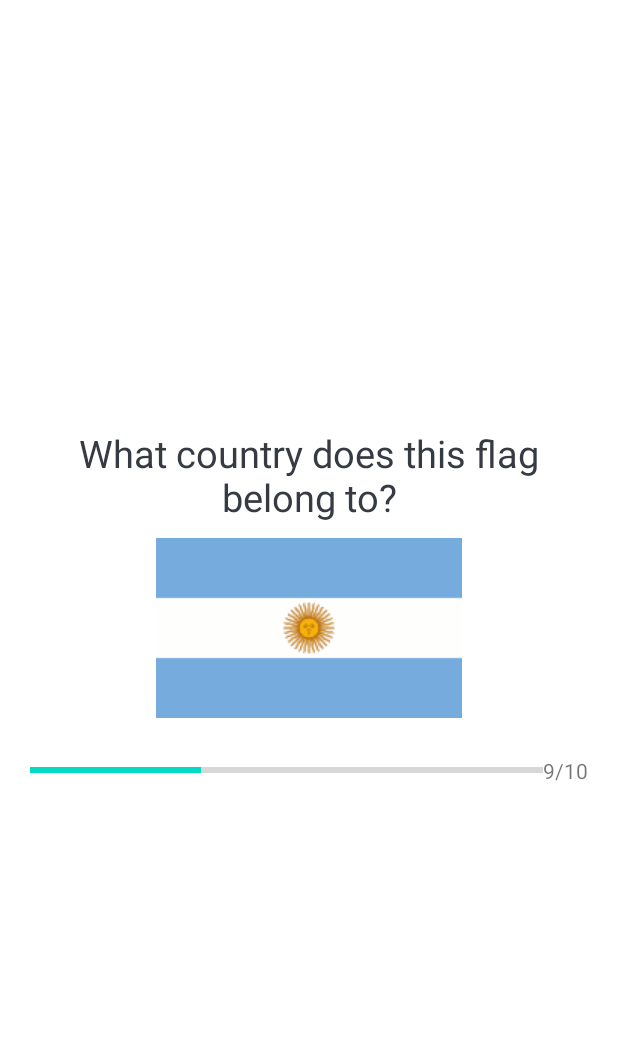
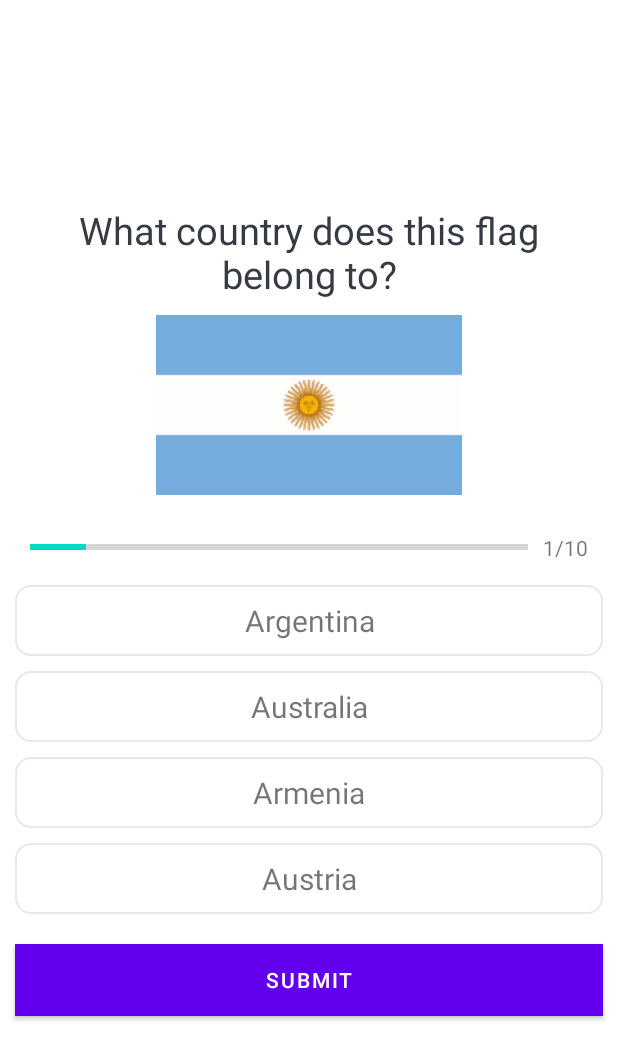
Before and after one commit to MuhammadSaad420/Quiz-App, an Android app: the QuizQuestionActivity screen opened directly, with no data from a screen before it, on a phone screen of 412 x 824 dp. Shown: the top 1060 px of the screen. Run offline under Robolectric (Android 15) with nearby library versions, the phone set to English and light mode, and no system bars.

Commit message:
Setting Up the Question UI and Connection the UI to the model part 2

```diff
--- a/app/src/main/java/com/example/quizapp/QuizQuestionActivity.kt
+++ b/app/src/main/java/com/example/quizapp/QuizQuestionActivity.kt
@@ -3,12 +3,53 @@ package com.example.quizapp
 import androidx.appcompat.app.AppCompatActivity
 import android.os.Bundle
 import android.util.Log
+import android.widget.Button
+import android.widget.ImageView
+import android.widget.ProgressBar
+import android.widget.TextView
 
 class QuizQuestionActivity : AppCompatActivity() {
+
+    var tvQuestion: TextView? = null;
+    var ivFlag: ImageView? = null;
+    var progressBar: ProgressBar? = null;
+    var tvRemain : TextView? = null;
+    var tvOption1 : TextView? = null;
+    var tvOption2 : TextView? = null;
+    var tvOption3 : TextView? = null;
+    var tvOption4 : TextView? = null;
+    var btnSubmit : Button? = null;
+
     override fun onCreate(savedInstanceState: Bundle?) {
         super.onCreate(savedInstanceState)
         setContentView(R.layout.activity_quiz_question)
 
+        tvQuestion = findViewById(R.id.tv_question);
+        ivFlag = findViewById(R.id.iv_flag);
+        progressBar = findViewById(R.id.progress_bar);
+        tvRemain = findViewById(R.id.tv_remaining);
+        tvOption1= findViewById(R.id.tv_option1);
+        tvOption2 = findViewById(R.id.tv_option2);
+        tvOption3 = findViewById(R.id.tv_option3);
+        tvOption4 = findViewById(R.id.tv_option4);
+        btnSubmit = findViewById(R.id.btn_submit);
+
+        var questionsList = Constants.getQuestions();
+        var currentQuestion = 1;
+        val question: Question = questionsList[currentQuestion - 1];
+        tvQuestion?.text  = question.questions;
+        ivFlag?.setImageResource(question.image);
+        progressBar?.progress = currentQuestion;
+        tvRemain?.text = "$currentQuestion/${questionsList.size}"
+        tvOption1?.text = question.questionOne
+        tvOption2?.text = question.questionTwo
+        tvOption3?.text = question.questionThree
+        tvOption4?.text = question.questionFour
+
+
+
+
+
         Log.i("saad",Constants.getQuestions()[1].toString());
     }
 }
--- /dev/null
+++ b/app/src/main/res/drawable/option_bg.xml
@@ -0,0 +1,8 @@
+<?xml version="1.0" encoding="utf-8"?>
+<shape xmlns:android="http://schemas.android.com/apk/res/android" android:shape="rectangle">
+    <stroke android:width="1dp" android:color="#E8E8E8" />
+    <solid android:color="@color/white"/>
+    <corners android:radius="10dp"/>
+
+
+</shape>
--- a/app/src/main/res/layout/activity_quiz_question.xml
+++ b/app/src/main/res/layout/activity_quiz_question.xml
@@ -15,6 +15,7 @@
         android:orientation="vertical">
 
         <TextView
+            android:id="@+id/tv_question"
             android:layout_width="match_parent"
             android:layout_height="wrap_content"
             android:gravity="center"
@@ -23,6 +24,7 @@
             android:textSize="25sp"
             android:text="What country does this flag belong to?"/>
         <ImageView
+            android:id="@+id/iv_flag"
             android:layout_width="wrap_content"
             android:layout_height="wrap_content"
             android:layout_marginVertical="10dp"
@@ -34,6 +36,7 @@
             android:gravity="center_vertical"
             android:layout_marginHorizontal="20dp">
             <ProgressBar
+                android:id="@+id/progress_bar"
                 android:layout_width="0dp"
                 style="?android:attr/progressBarStyleHorizontal"
                 android:layout_weight="1"
@@ -43,11 +46,70 @@
                 android:max="9"
                 android:layout_height="wrap_content"/>
             <TextView
+                android:id="@+id/tv_remaining"
                 android:layout_width="wrap_content"
                 android:layout_height="wrap_content"
+                android:layout_marginLeft="10dp"
                 android:text="9/10"/>
 
         </LinearLayout>
+        <TextView
+            android:id="@+id/tv_option1"
+            android:layout_width="match_parent"
+            android:layout_height="wrap_content"
+            android:text="Argentina"
+            android:gravity="center"
+            android:textSize="20sp"
+            android:paddingVertical="10dp"
+            android:layout_marginBottom="10dp"
+            android:layout_marginHorizontal="10dp"
+            android:background="@drawable/option_bg"
+            />
+        <TextView
+            android:id="@+id/tv_option2"
+            android:layout_width="match_parent"
+            android:layout_height="wrap_content"
+            android:layout_marginBottom="10dp"
+            android:text="Argentina"
+            android:gravity="center"
+            android:textSize="20sp"
+            android:paddingVertical="10dp"
+            android:layout_marginHorizontal="10dp"
+            android:background="@drawable/option_bg"
+            />
+        <TextView
+            android:id="@+id/tv_option3"
+            android:layout_width="match_parent"
+            android:layout_height="wrap_content"
+            android:layout_marginBottom="10dp"
+            android:text="Argentina"
+            android:gravity="center"
+            android:textSize="20sp"
+            android:paddingVertical="10dp"
+            android:layout_marginHorizontal="10dp"
+            android:background="@drawable/option_bg"
+            />
+        <TextView
+            android:id="@+id/tv_option4"
+            android:layout_width="match_parent"
+            android:layout_height="wrap_content"
+            android:layout_marginBottom="10dp"
+            android:text="Argentina"
+            android:gravity="center"
+            android:textSize="20sp"
+            android:paddingVertical="10dp"
+            android:layout_marginHorizontal="10dp"
+            android:background="@drawable/option_bg"
+            />
+
+        <Button
+            android:id="@+id/btn_submit"
+            android:layout_width="match_parent"
+            android:layout_height="wrap_content"
+            android:text="Submit"
+            android:background="@color/design_default_color_primary"
+            android:textColor="@color/white"
+            android:layout_margin="10dp" />
 
     </LinearLayout>
 
```
